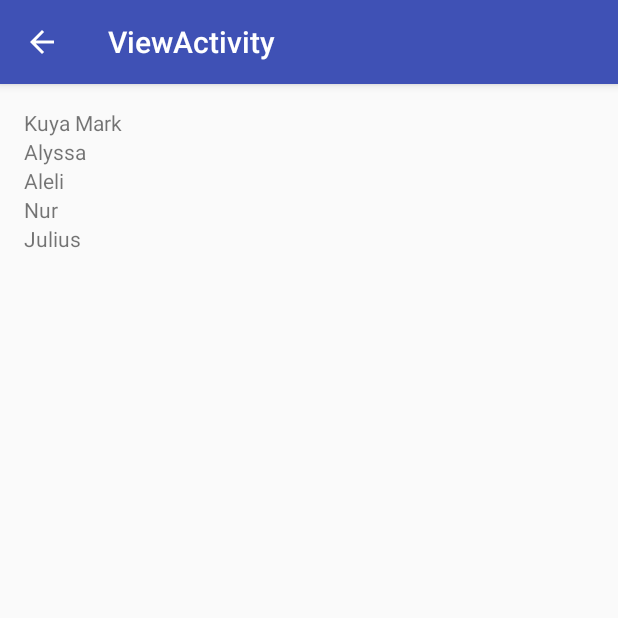
After one commit to juliusvega998/randomizer, an Android app: the ViewActivity screen opened directly, with no data from a screen before it, on a phone screen of 412 x 824 dp, the top half of it. The commit adds this screen. Run offline under Robolectric (Android 15) with nearby library versions, the phone set to English and light mode, and no system bars.

Commit message:
Changed color theme. View objects button now works on dummy data.

```diff
--- a/app/build.gradle
+++ b/app/build.gradle
@@ -22,6 +22,6 @@ android {
 dependencies {
     compile fileTree(dir: 'libs', include: ['*.jar'])
     testCompile 'junit:junit:4.12'
-    compile 'com.android.support:appcompat-v7:24.0.0'
-    compile 'com.android.support:design:24.0.0'
+    compile 'com.android.support:appcompat-v7:24.2.0'
+    compile 'com.android.support:design:24.2.0'
 }
--- /dev/null
+++ b/app/src/main/java/com/kintetsu/aspirev3/randomizer/ObjectAdapter.java
@@ -0,0 +1,55 @@
+package com.kintetsu.aspirev3.randomizer;
+
+import android.support.v7.widget.RecyclerView;
+import android.view.LayoutInflater;
+import android.view.View;
+import android.view.ViewGroup;
+import android.widget.TextView;
+
+import java.util.Arrays;
+import java.util.List;
+
+/**
+ * Created by Aspire V3 on 8/21/2016.
+ */
+
+public class ObjectAdapter extends RecyclerView.Adapter<ObjectAdapter.ViewHolder> {
+
+    private List<String> objectList;
+
+    public class ViewHolder extends RecyclerView.ViewHolder {
+        public TextView objectName;
+
+        public ViewHolder(TextView view) {
+            super(view);
+            objectName = view;
+        }
+    }
+
+    public ObjectAdapter(String[] list) {
+        this.objectList = Arrays.asList(list);
+    }
+
+    public ObjectAdapter(List<String> list) {
+        this.objectList = list;
+    }
+
+    @Override
+    public ViewHolder onCreateViewHolder(ViewGroup parent, int viewType) {
+        View view = LayoutInflater.from(parent.getContext())
+                .inflate(R.layout.object_row, parent, false);
+        TextView tv = (TextView) view.findViewById(R.id.object);
+        ViewHolder v = new ViewHolder(tv);
+        return v;
+    }
+
+    @Override
+    public void onBindViewHolder(ViewHolder holder, int n) {
+        holder.objectName.setText(objectList.get(n));
+    }
+
+    @Override
+    public int getItemCount() {
+        return objectList.size();
+    }
+}
--- /dev/null
+++ b/app/src/main/java/com/kintetsu/aspirev3/randomizer/ViewActivity.java
@@ -0,0 +1,36 @@
+package com.kintetsu.aspirev3.randomizer;
+
+import android.os.Bundle;
+import android.support.v7.app.AppCompatActivity;
+import android.support.v7.widget.DefaultItemAnimator;
+import android.support.v7.widget.LinearLayoutManager;
+import android.support.v7.widget.RecyclerView;
+import android.support.v7.widget.Toolbar;
+
+import java.util.Arrays;
+
+public class ViewActivity extends AppCompatActivity {
+    private final String[] mList = {
+            "Kuya Mark",
+            "Alyssa",
+            "Aleli",
+            "Nur",
+            "Julius"
+    };
+
+    @Override
+    protected void onCreate(Bundle savedInstanceState) {
+        super.onCreate(savedInstanceState);
+        setContentView(R.layout.activity_view);
+        Toolbar toolbar = (Toolbar) findViewById(R.id.toolbar);
+        setSupportActionBar(toolbar);
+        getSupportActionBar().setDisplayHomeAsUpEnabled(true);
+
+        RecyclerView rv = (RecyclerView) findViewById(R.id.object_view);
+        ObjectAdapter oa = new ObjectAdapter(Arrays.asList(mList));
+        RecyclerView.LayoutManager lm = new LinearLayoutManager(getApplicationContext());
+        rv.setLayoutManager(lm);
+        rv.setItemAnimator(new DefaultItemAnimator());
+        rv.setAdapter(oa);
+    }
+}
--- /dev/null
+++ b/app/src/main/res/layout/activity_view.xml
@@ -0,0 +1,26 @@
+<?xml version="1.0" encoding="utf-8"?>
+<android.support.design.widget.CoordinatorLayout xmlns:android="http://schemas.android.com/apk/res/android"
+    xmlns:app="http://schemas.android.com/apk/res-auto"
+    xmlns:tools="http://schemas.android.com/tools"
+    android:layout_width="match_parent"
+    android:layout_height="match_parent"
+    android:fitsSystemWindows="true"
+    tools:context="com.kintetsu.aspirev3.randomizer.ViewActivity">
+
+    <android.support.design.widget.AppBarLayout
+        android:layout_width="match_parent"
+        android:layout_height="wrap_content"
+        android:theme="@style/AppTheme.NoActionBar.AppBarOverlay">
+
+        <android.support.v7.widget.Toolbar
+            android:id="@+id/toolbar"
+            android:layout_width="match_parent"
+            android:layout_height="?attr/actionBarSize"
+            android:background="?attr/colorPrimary"
+            app:popupTheme="@style/AppTheme.NoActionBar.PopupOverlay" />
+
+    </android.support.design.widget.AppBarLayout>
+
+    <include layout="@layout/content_view" />
+
+</android.support.design.widget.CoordinatorLayout>
--- /dev/null
+++ b/app/src/main/res/layout/content_view.xml
@@ -0,0 +1,22 @@
+<?xml version="1.0" encoding="utf-8"?>
+<RelativeLayout xmlns:android="http://schemas.android.com/apk/res/android"
+    xmlns:app="http://schemas.android.com/apk/res-auto"
+    xmlns:tools="http://schemas.android.com/tools"
+    android:id="@+id/content_view"
+    android:layout_width="match_parent"
+    android:layout_height="match_parent"
+    android:paddingBottom="@dimen/activity_vertical_margin"
+    android:paddingLeft="@dimen/activity_horizontal_margin"
+    android:paddingRight="@dimen/activity_horizontal_margin"
+    android:paddingTop="@dimen/activity_vertical_margin"
+    app:layout_behavior="@string/appbar_scrolling_view_behavior"
+    tools:context="com.kintetsu.aspirev3.randomizer.ViewActivity"
+    tools:showIn="@layout/activity_view">
+
+    <android.support.v7.widget.RecyclerView
+        android:layout_width="match_parent"
+        android:layout_height="match_parent"
+        android:layout_alignParentTop="true"
+        android:layout_alignParentStart="true"
+        android:id="@+id/object_view" />
+</RelativeLayout>
--- /dev/null
+++ b/app/src/main/res/layout/object_row.xml
@@ -0,0 +1,8 @@
+<?xml version="1.0" encoding="utf-8"?>
+<TextView xmlns:android="http://schemas.android.com/apk/res/android"
+    android:layout_width="wrap_content"
+    android:layout_height="wrap_content"
+    android:text="TextView"
+    android:id="@+id/object"
+    android:layout_weight="1">
+</TextView>
--- a/app/src/main/res/values/colors.xml
+++ b/app/src/main/res/values/colors.xml
@@ -2,8 +2,9 @@
 <resources>
     <color name="colorPrimary">#3F51B5</color>
     <color name="colorPrimaryDark">#1A237E</color>
-    <color name="colorAccent">#D50000</color>
+    <color name="colorAccent">#43a047 </color>
     <color name="white">#FFFFFF</color>
     <color name="black">#000000</color>
     <color name="grey">#888888</color>
+    <color name="red">#D50000</color>
 </resources>
--- a/app/src/main/res/values/strings.xml
+++ b/app/src/main/res/values/strings.xml
@@ -4,4 +4,5 @@
     <string name="randomize_text">RANDOMIZE!</string>
     <string name="view_objects_text">View Objects</string>
     <string name="init_string">---</string>
+    <string name="title_activity_view">ViewActivity</string>
 </resources>
--- a/app/src/main/res/values/styles.xml
+++ b/app/src/main/res/values/styles.xml
@@ -17,4 +17,8 @@
 
     <style name="AppTheme.PopupOverlay" parent="ThemeOverlay.AppCompat.Light" />
 
+    <style name="AppTheme.NoActionBar.AppBarOverlay" parent="ThemeOverlay.AppCompat.Dark.ActionBar" />
+
+    <style name="AppTheme.NoActionBar.PopupOverlay" parent="ThemeOverlay.AppCompat.Light" />
+
 </resources>
--- a/build.gradle
+++ b/build.gradle
@@ -5,7 +5,7 @@ buildscript {
         jcenter()
     }
     dependencies {
-        classpath 'com.android.tools.build:gradle:2.1.2'
+        classpath 'com.android.tools.build:gradle:2.1.3'
 
         // NOTE: Do not place your application dependencies here; they belong
         // in the individual module build.gradle files
```
Also changed, not shown: app/src/main/AndroidManifest.xml (+13 -4 lines), app/src/main/java/com/kintetsu/aspirev3/randomizer/MainActivity.java (+27 -2 lines), gradle/wrapper/gradle-wrapper.properties.
